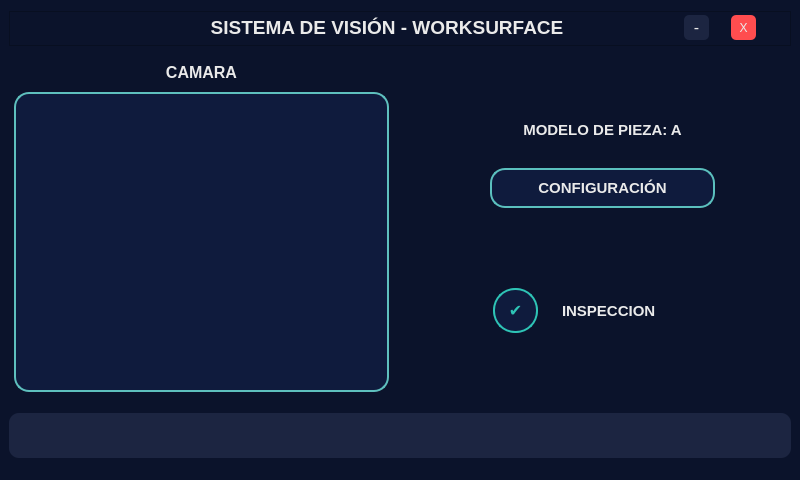
Old version of the form ui/main_window.ui in the repository hectorleyvaj-ops/vision-sensor.
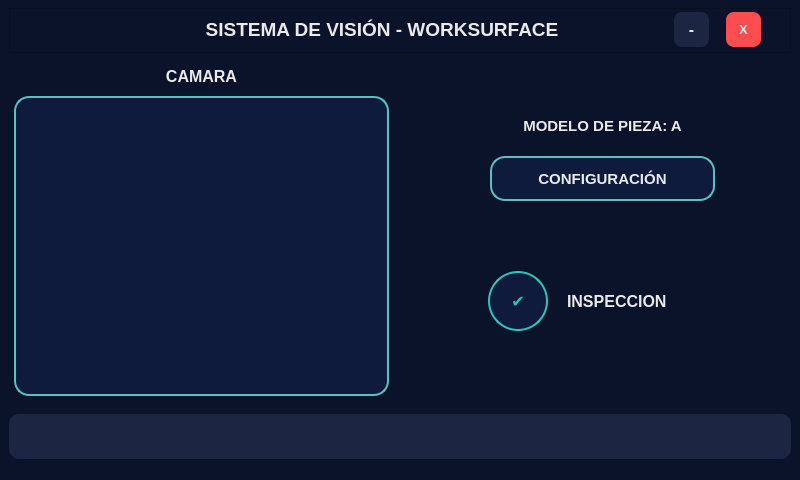
New version of the form. Custom widgets are drawn as their Qt base class.

```diff
--- a/ui/main_window.ui
+++ b/ui/main_window.ui
@@ -68,13 +68,13 @@
       <property name="minimumSize">
        <size>
         <width>480</width>
-        <height>30</height>
+        <height>45</height>
        </size>
       </property>
       <property name="maximumSize">
        <size>
         <width>800</width>
-        <height>35</height>
+        <height>45</height>
        </size>
       </property>
       <property name="frameShape">
@@ -145,16 +145,23 @@
          </property>
          <property name="minimumSize">
           <size>
-           <width>15</width>
-           <height>15</height>
+           <width>35</width>
+           <height>35</height>
           </size>
          </property>
          <property name="maximumSize">
           <size>
-           <width>25</width>
-           <height>25</height>
+           <width>35</width>
+           <height>35</height>
           </size>
          </property>
+         <property name="font">
+          <font>
+           <pointsize>-1</pointsize>
+           <weight>75</weight>
+           <bold>true</bold>
+          </font>
+         </property>
          <property name="styleSheet">
           <string notr="true">background-color: rgb(58, 80, 107);
 border: none;
@@ -162,7 +169,7 @@
 font-size: 16px;
 padding: 5px 10px;
 background-color: rgb(28, 37, 65);
-border-radius: 5px;</string>
+border-radius: 8px;</string>
          </property>
          <property name="text">
           <string>-</string>
@@ -179,22 +186,29 @@
          </property>
          <property name="minimumSize">
           <size>
-           <width>15</width>
-           <height>15</height>
+           <width>35</width>
+           <height>35</height>
           </size>
          </property>
          <property name="maximumSize">
           <size>
-           <width>25</width>
-           <height>25</height>
+           <width>35</width>
+           <height>35</height>
           </size>
          </property>
+         <property name="font">
+          <font>
+           <pointsize>10</pointsize>
+           <weight>75</weight>
+           <bold>true</bold>
+          </font>
+         </property>
          <property name="styleSheet">
           <string notr="true">border: none;
 color: #EAEAEA;
 background-color: rgb(28, 37, 65);
 background-color: rgb(255, 77, 79);
-border-radius: 5px;</string>
+border-radius: 8px;</string>
          </property>
          <property name="text">
           <string>X</string>
@@ -387,13 +401,13 @@
             <property name="minimumSize">
              <size>
               <width>225</width>
-              <height>40</height>
+              <height>45</height>
              </size>
             </property>
             <property name="maximumSize">
              <size>
               <width>225</width>
-              <height>40</height>
+              <height>45</height>
              </size>
             </property>
             <property name="font">
@@ -451,20 +465,20 @@
             </property>
             <property name="minimumSize">
              <size>
-              <width>45</width>
-              <height>45</height>
+              <width>60</width>
+              <height>60</height>
              </size>
             </property>
             <property name="maximumSize">
              <size>
-              <width>45</width>
-              <height>45</height>
+              <width>60</width>
+              <height>60</height>
              </size>
             </property>
             <property name="styleSheet">
              <string notr="true">border: 2px solid;
 font-size: 16px;
-border-radius: 22px;
+border-radius: 30px;
 border-color: rgb(46, 196, 182);
 color: rgb(46, 196, 182);
 background-color: rgb(15, 27, 61);
@@ -497,7 +511,7 @@
             </property>
             <property name="font">
              <font>
-              <pointsize>11</pointsize>
+              <pointsize>12</pointsize>
               <weight>75</weight>
               <bold>true</bold>
              </font>
@@ -524,7 +538,7 @@
           <property name="sizeHint" stdset="0">
            <size>
             <width>100</width>
-            <height>30</height>
+            <height>50</height>
            </size>
           </property>
          </spacer>
```
